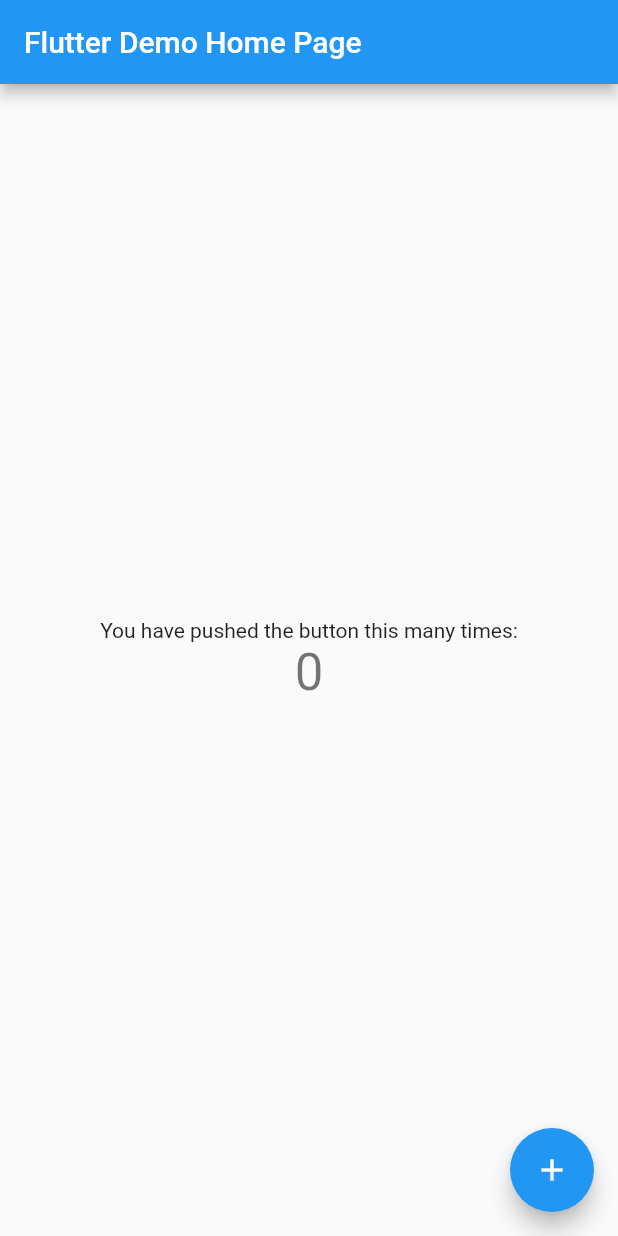
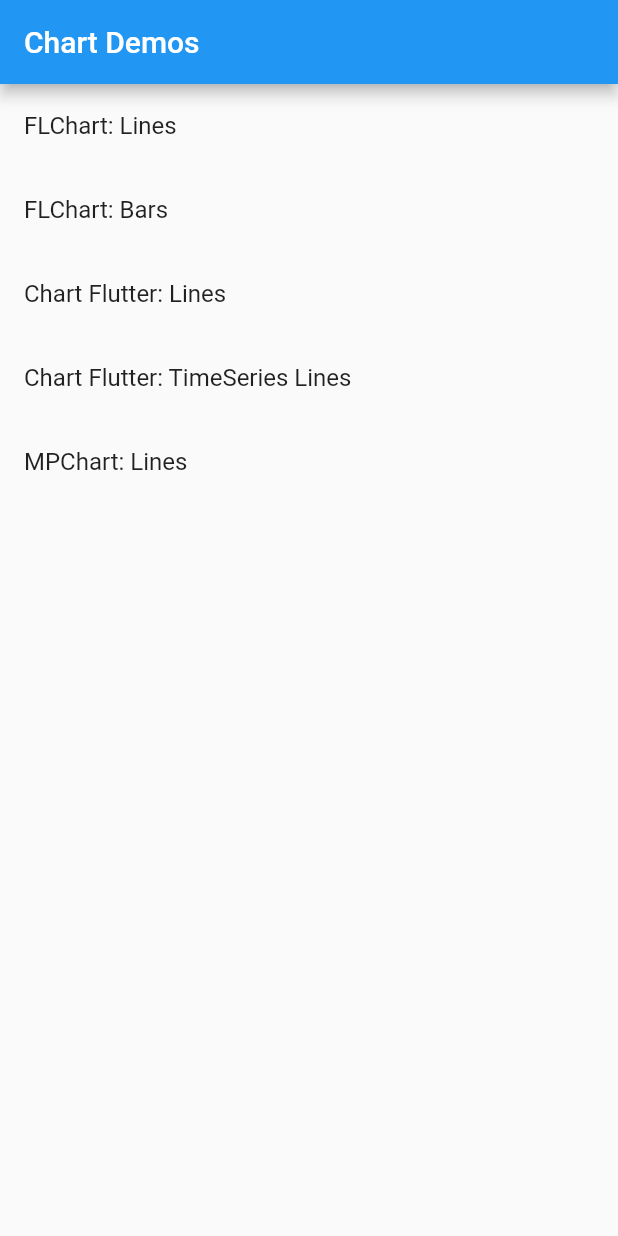
Before and after one commit to devngmo/FlutterChartDemo, a Flutter app: the screen it shows after launch, on a phone screen of 412 x 824 dp. Run offline on Flutter 3.47's test engine with Material 2 defaults, Android fonts, the phone set to English and light mode, and no system bars; our stand-ins replace charts_flutter, fl_chart.

Commit message:
update chart

```diff
--- /dev/null
+++ b/lib/demos/demo_info.dart
@@ -0,0 +1,5 @@
+class DemoInfo {
+  final String id;
+  final String name;
+  DemoInfo({required this.id, required this.name});
+}
--- /dev/null
+++ b/lib/demos/demo_manager.dart
@@ -0,0 +1,20 @@
+import 'package:flutter_chart_demo/demos/demo_info.dart';
+
+const String FL_CHART_LINES = 'fl_chart_lines';
+const String FL_CHART_BARS = 'fl_chart_bars';
+const String CHART_FLUTTER_LINES = 'chart_flutter_lines';
+const String CHART_FLUTTER_TIMESERIES_LINES = 'chart_flutter_timeseries_lines';
+
+const String MPCHART_LINES = 'mpchart_lines';
+
+class DemoManager {
+  List<DemoInfo> demos = [
+    DemoInfo(id: FL_CHART_LINES, name: 'FLChart: Lines'),
+    DemoInfo(id: FL_CHART_BARS, name: 'FLChart: Bars'),
+    DemoInfo(id: CHART_FLUTTER_LINES, name: 'Chart Flutter: Lines'),
+    DemoInfo(id: CHART_FLUTTER_TIMESERIES_LINES, name: 'Chart Flutter: TimeSeries Lines'),
+    DemoInfo(id: MPCHART_LINES, name: 'MPChart: Lines'),
+  ];
+}
+
+final demoMgr = DemoManager();
--- a/lib/main.dart
+++ b/lib/main.dart
@@ -1,4 +1,5 @@
 import 'package:flutter/material.dart';
+import 'package:flutter_chart_demo/modules/main_menu/screens/main_menu_screen.dart';
 
 void main() {
   runApp(const MyApp());
@@ -7,109 +8,14 @@ void main() {
 class MyApp extends StatelessWidget {
   const MyApp({Key? key}) : super(key: key);
 
-  // This widget is the root of your application.
   @override
   Widget build(BuildContext context) {
     return MaterialApp(
       title: 'Flutter Demo',
       theme: ThemeData(
-        // This is the theme of your application.
-        //
-        // Try running your application with "flutter run". You'll see the
-        // application has a blue toolbar. Then, without quitting the app, try
-        // changing the primarySwatch below to Colors.green and then invoke
-        // "hot reload" (press "r" in the console where you ran "flutter run",
-        // or simply save your changes to "hot reload" in a Flutter IDE).
-        // Notice that the counter didn't reset back to zero; the application
-        // is not restarted.
         primarySwatch: Colors.blue,
       ),
-      home: const MyHomePage(title: 'Flutter Demo Home Page'),
+      home: const MainMenuScreen(),
     );
   }
 }
-
-class MyHomePage extends StatefulWidget {
-  const MyHomePage({Key? key, required this.title}) : super(key: key);
-
-  // This widget is the home page of your application. It is stateful, meaning
-  // that it has a State object (defined below) that contains fields that affect
-  // how it looks.
-
-  // This class is the configuration for the state. It holds the values (in this
-  // case the title) provided by the parent (in this case the App widget) and
-  // used by the build method of the State. Fields in a Widget subclass are
-  // always marked "final".
-
-  final String title;
-
-  @override
-  State<MyHomePage> createState() => _MyHomePageState();
-}
-
-class _MyHomePageState extends State<MyHomePage> {
-  int _counter = 0;
-
-  void _incrementCounter() {
-    setState(() {
-      // This call to setState tells the Flutter framework that something has
-      // changed in this State, which causes it to rerun the build method below
-      // so that the display can reflect the updated values. If we changed
-      // _counter without calling setState(), then the build method would not be
-      // called again, and so nothing would appear to happen.
-      _counter++;
-    });
-  }
-
-  @override
-  Widget build(BuildContext context) {
-    // This method is rerun every time setState is called, for instance as done
-    // by the _incrementCounter method above.
-    //
-    // The Flutter framework has been optimized to make rerunning build methods
-    // fast, so that you can just rebuild anything that needs updating rather
-    // than having to individually change instances of widgets.
-    return Scaffold(
-      appBar: AppBar(
-        // Here we take the value from the MyHomePage object that was created by
-        // the App.build method, and use it to set our appbar title.
-        title: Text(widget.title),
-      ),
-      body: Center(
-        // Center is a layout widget. It takes a single child and positions it
-        // in the middle of the parent.
-        child: Column(
-          // Column is also a layout widget. It takes a list of children and
-          // arranges them vertically. By default, it sizes itself to fit its
-          // children horizontally, and tries to be as tall as its parent.
-          //
-          // Invoke "debug painting" (press "p" in the console, choose the
-          // "Toggle Debug Paint" action from the Flutter Inspector in Android
-          // Studio, or the "Toggle Debug Paint" command in Visual Studio Code)
-          // to see the wireframe for each widget.
-          //
-          // Column has various properties to control how it sizes itself and
-          // how it positions its children. Here we use mainAxisAlignment to
-          // center the children vertically; the main axis here is the vertical
-          // axis because Columns are vertical (the cross axis would be
-          // horizontal).
-          mainAxisAlignment: MainAxisAlignment.center,
-          children: <Widget>[
-            const Text(
-              'You have pushed the button this many times:',
-            ),
-            Text(
-              '$_counter',
-              style: Theme.of(context).textTheme.headline4,
-            ),
-          ],
-        ),
-      ),
-      floatingActionButton: FloatingActionButton(
-        onPressed: _incrementCounter,
-        tooltip: 'Increment',
-        child: const Icon(Icons.add),
-      ), // This trailing comma makes auto-formatting nicer for build methods.
-    );
-  }
-}
--- /dev/null
+++ b/lib/modules/main_menu/screens/main_menu_screen.dart
@@ -0,0 +1,39 @@
+import 'package:flutter/material.dart';
+import 'package:flutter_chart_demo/demos/demo_info.dart';
+import 'package:flutter_chart_demo/demos/demo_manager.dart';
+import 'package:flutter_chart_demo/modules/chart_flutter/screens/chart_flutter_lines.dart';
+import 'package:flutter_chart_demo/modules/chart_flutter/screens/chart_flutter_timeseries_lines.dart';
+import 'package:flutter_chart_demo/modules/flcharts/screens/flchart_lines.dart';
+import 'package:flutter_chart_demo/modules/mp_chart/screens/mp_chart_lines.dart';
+
+class MainMenuScreen extends StatelessWidget {
+  const MainMenuScreen({Key? key}) : super(key: key);
+
+  @override
+  Widget build(BuildContext context) {
+    return SafeArea(child: Scaffold(appBar: AppBar(title: Text("Chart Demos"),), body: _demoMenus(context)));
+  }
+
+  Widget _demoMenus(BuildContext context) {
+    List<Widget> ls = [];
+    for(var demo in demoMgr.demos) {
+      ls.add(buildDemoMenu(context, demo));
+    }
+    return ListView(children: ls,
+    );
+  }
+
+  Widget buildDemoMenu(BuildContext context, DemoInfo demo) {
+    return ListTile(
+      onTap: () { showDemo(context, demo); },
+      title: Text(demo.name),
+    );
+  }
+
+  void showDemo(BuildContext context, DemoInfo demo) {
+    if (demo.id == FL_CHART_LINES) Navigator.push(context, MaterialPageRoute(builder: (b) => const FLChartLines()));
+    if (demo.id == CHART_FLUTTER_LINES) Navigator.push(context, MaterialPageRoute(builder: (b) => const ChartFlutterLines()));
+    if (demo.id == CHART_FLUTTER_TIMESERIES_LINES) Navigator.push(context, MaterialPageRoute(builder: (b) => const ChartFlutterTimeSeriesLines()));
+    if (demo.id == MPCHART_LINES) Navigator.push(context, MaterialPageRoute(builder: (b) => const MPChartLines()));
+  }
+}
--- a/pubspec.yaml
+++ b/pubspec.yaml
@@ -34,7 +34,10 @@ dependencies:
   # The following adds the Cupertino Icons font to your application.
   # Use with the CupertinoIcons class for iOS style icons.
   cupertino_icons: ^1.0.2
-
+  uuid:
+  fl_chart:
+  charts_flutter:
+  mp_chart:
 dev_dependencies:
   flutter_test:
     sdk: flutter
```
Also changed, not shown: lib/data/chart_data_factory.dart (added, +209 -0 lines), lib/modules/chart_flutter/screens/chart_flutter_lines.dart (added, +62 -0 lines), lib/modules/chart_flutter/screens/chart_flutter_timeseries_lines.dart (added, +57 -0 lines), lib/modules/flcharts/screens/flchart_lines.dart (added, +130 -0 lines), lib/modules/mp_chart/screens/mp_chart_lines.dart (added, +19 -0 lines), lib/demos/defs.dart (added), pubspec.lock.
